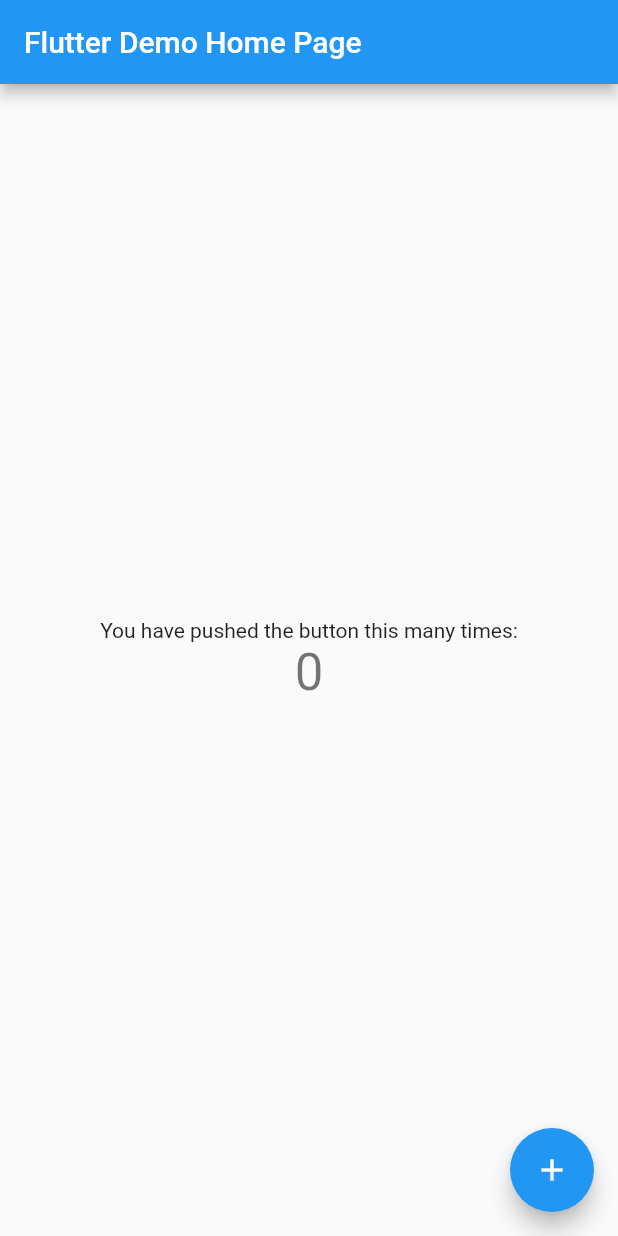
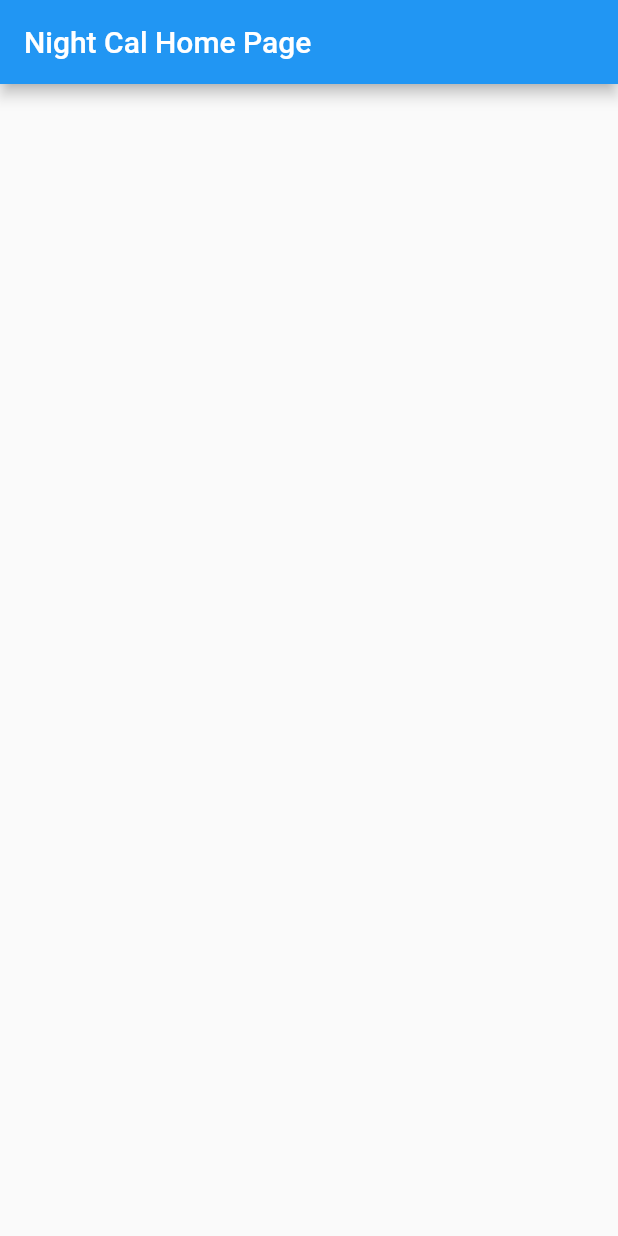
Before and after one commit to Binara-Sachin/NightCal, a Flutter app: the screen it shows after launch, on a phone screen of 412 x 824 dp. Run offline on Flutter 3.47's test engine with Material 2 defaults, Android fonts, the phone set to English and light mode, and no system bars.

Commit message:
Reset main.dart

```diff
--- a/lib/main.dart
+++ b/lib/main.dart
@@ -7,35 +7,18 @@ class MyApp extends StatelessWidget {
   @override
   Widget build(BuildContext context) {
     return MaterialApp(
-      title: 'Flutter Demo',
+      title: 'Night Cal',
+      debugShowCheckedModeBanner: false,
       theme: ThemeData(
-        // This is the theme of your application.
-        //
-        // Try running your application with "flutter run". You'll see the
-        // application has a blue toolbar. Then, without quitting the app, try
-        // changing the primarySwatch below to Colors.green and then invoke
-        // "hot reload" (press "r" in the console where you ran "flutter run",
-        // or simply save your changes to "hot reload" in a Flutter IDE).
-        // Notice that the counter didn't reset back to zero; the application
-        // is not restarted.
         primarySwatch: Colors.blue,
       ),
-      home: MyHomePage(title: 'Flutter Demo Home Page'),
+      home: MyHomePage(title: 'Night Cal Home Page'),
     );
   }
 }
 
 class MyHomePage extends StatefulWidget {
   MyHomePage({Key key, this.title}) : super(key: key);
-
-  // This widget is the home page of your application. It is stateful, meaning
-  // that it has a State object (defined below) that contains fields that affect
-  // how it looks.
-
-  // This class is the configuration for the state. It holds the values (in this
-  // case the title) provided by the parent (in this case the App widget) and
-  // used by the build method of the State. Fields in a Widget subclass are
-  // always marked "final".
 
   final String title;
 
@@ -44,68 +27,15 @@ class MyHomePage extends StatefulWidget {
 }
 
 class _MyHomePageState extends State<MyHomePage> {
-  int _counter = 0;
-
-  void _incrementCounter() {
-    setState(() {
-      // This call to setState tells the Flutter framework that something has
-      // changed in this State, which causes it to rerun the build method below
-      // so that the display can reflect the updated values. If we changed
-      // _counter without calling setState(), then the build method would not be
-      // called again, and so nothing would appear to happen.
-      _counter++;
-    });
-  }
 
   @override
   Widget build(BuildContext context) {
-    // This method is rerun every time setState is called, for instance as done
-    // by the _incrementCounter method above.
-    //
-    // The Flutter framework has been optimized to make rerunning build methods
-    // fast, so that you can just rebuild anything that needs updating rather
-    // than having to individually change instances of widgets.
     return Scaffold(
       appBar: AppBar(
-        // Here we take the value from the MyHomePage object that was created by
-        // the App.build method, and use it to set our appbar title.
         title: Text(widget.title),
       ),
       body: Center(
-        // Center is a layout widget. It takes a single child and positions it
-        // in the middle of the parent.
-        child: Column(
-          // Column is also layout widget. It takes a list of children and
-          // arranges them vertically. By default, it sizes itself to fit its
-          // children horizontally, and tries to be as tall as its parent.
-          //
-          // Invoke "debug painting" (press "p" in the console, choose the
-          // "Toggle Debug Paint" action from the Flutter Inspector in Android
-          // Studio, or the "Toggle Debug Paint" command in Visual Studio Code)
-          // to see the wireframe for each widget.
-          //
-          // Column has various properties to control how it sizes itself and
-          // how it positions its children. Here we use mainAxisAlignment to
-          // center the children vertically; the main axis here is the vertical
-          // axis because Columns are vertical (the cross axis would be
-          // horizontal).
-          mainAxisAlignment: MainAxisAlignment.center,
-          children: <Widget>[
-            Text(
-              'You have pushed the button this many times:',
-            ),
-            Text(
-              '$_counter',
-              style: Theme.of(context).textTheme.display1,
-            ),
-          ],
-        ),
       ),
-      floatingActionButton: FloatingActionButton(
-        onPressed: _incrementCounter,
-        tooltip: 'Increment',
-        child: Icon(Icons.add),
-      ), // This trailing comma makes auto-formatting nicer for build methods.
     );
   }
 }
```
